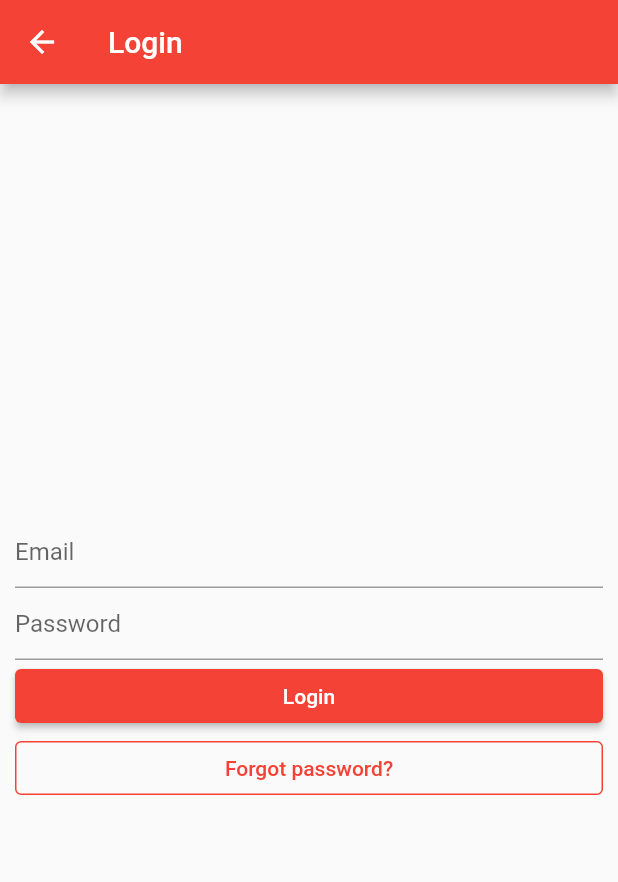
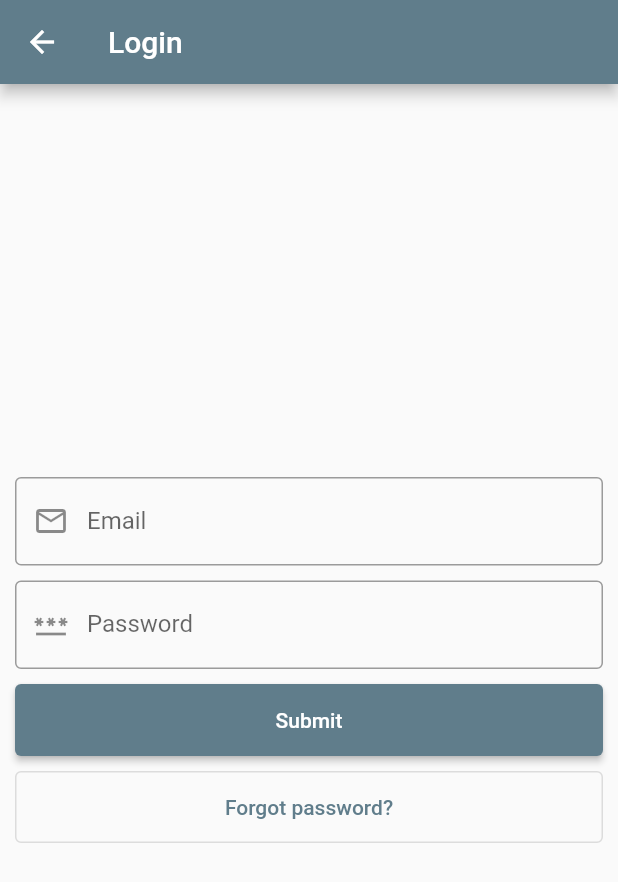
Before and after one commit to wajeht/powerlifting-attempt-selection-calculator-flutter, a Flutter app: the screen it shows after launch, after a tap on "Login or Register", on a phone screen of 412 x 824 dp. Shown: the top 882 px of the screen. Run offline on Flutter 3.47's test engine with Material 2 defaults, Android fonts, the phone set to English and light mode, and no system bars; our stand-ins replace go_router.

Commit message:
feat: changed all the btn height

```diff
--- a/lib/main.dart
+++ b/lib/main.dart
@@ -14,7 +14,7 @@ class MyApp extends StatelessWidget {
     return MaterialApp.router(
       title: 'Powerlifting Attempt Selection Calculator',
       theme: ThemeData(
-        primarySwatch: Colors.red,
+        primarySwatch: Colors.blueGrey,
       ),
       // routerConfig: routes,
       debugShowCheckedModeBanner: false,
--- a/lib/screens/auth/forgot_password_screen.dart
+++ b/lib/screens/auth/forgot_password_screen.dart
@@ -21,14 +21,24 @@ class _ForgotPasswordScreenState extends State<ForgotPasswordScreen> {
           children: [
             TextFormField(
               decoration: const InputDecoration(
-                border: UnderlineInputBorder(),
-                hintText: 'Email',
+                labelText: "Email",
+                hintText: 'email@domain.com',
+                border: OutlineInputBorder(),
+                prefixIcon: Icon(
+                  Icons.email_outlined,
+                ),
               ),
+            ),
+            const SizedBox(
+              height: 10,
             ),
             SizedBox(
               width: double.infinity,
               child: ElevatedButton(
-                child: const Text('Login'),
+                style: ElevatedButton.styleFrom(
+                  minimumSize: const Size(100, 48),
+                ),
+                child: const Text('Submit'),
                 onPressed: () {},
               ),
             ),
--- a/lib/screens/auth/login_screen.dart
+++ b/lib/screens/auth/login_screen.dart
@@ -22,28 +22,44 @@ class _LoginScreenState extends State<LoginScreen> {
           children: [
             TextFormField(
               decoration: const InputDecoration(
-                border: UnderlineInputBorder(),
-                hintText: 'Email',
+                labelText: "Email",
+                hintText: 'email@domain.com',
+                border: OutlineInputBorder(),
+                prefixIcon: Icon(
+                  Icons.email_outlined,
+                ),
               ),
+            ),
+            const SizedBox(
+              height: 10,
             ),
             TextFormField(
               decoration: const InputDecoration(
-                border: UnderlineInputBorder(),
-                hintText: 'Password',
+                labelText: "Password",
+                hintText: '**********',
+                border: OutlineInputBorder(),
+                prefixIcon: Icon(
+                  Icons.password_outlined,
+                ),
               ),
             ),
+            const SizedBox(height: 10),
             SizedBox(
               width: double.infinity,
               child: ElevatedButton(
-                child: const Text('Login'),
+                style: ElevatedButton.styleFrom(
+                  minimumSize: const Size(100, 48),
+                ),
+                child: const Text('Submit'),
                 onPressed: () {},
               ),
             ),
+            const SizedBox(height: 10),
             SizedBox(
               width: double.infinity,
               child: OutlinedButton(
                 style: OutlinedButton.styleFrom(
-                  side: const BorderSide(width: 1, color: Colors.red),
+                  minimumSize: const Size(100, 48),
                 ),
                 child: const Text('Forgot password?'),
                 onPressed: () => context.push('/forgot-password'),
--- a/lib/screens/welcome_screen.dart
+++ b/lib/screens/welcome_screen.dart
@@ -28,7 +28,7 @@ class _WelcomeScreenState extends State<WelcomeScreen> {
                   Container(
                     padding: const EdgeInsets.all(5),
                     decoration: BoxDecoration(
-                      color: Colors.red,
+                      color: Colors.blueGrey,
                       borderRadius: BorderRadius.circular(100),
                     ),
                     child: ClipRRect(
@@ -59,15 +59,21 @@ class _WelcomeScreenState extends State<WelcomeScreen> {
                       SizedBox(
                         width: double.infinity,
                         child: ElevatedButton(
+                          style: ElevatedButton.styleFrom(
+                            minimumSize: const Size(100, 48),
+                          ),
                           onPressed: () => context.push('/login'),
                           child: const Text('Login or Register'),
                         ),
                       ),
+                      const SizedBox(
+                        height: 10,
+                      ),
                       SizedBox(
                         width: double.infinity,
                         child: OutlinedButton(
-                          style: OutlinedButton.styleFrom(
-                            side: const BorderSide(width: 1, color: Colors.red),
+                          style: ElevatedButton.styleFrom(
+                            minimumSize: const Size(100, 48),
                           ),
                           child: const Text('Continue as Guest'),
                           onPressed: () => context.push('/attempts'),
@@ -79,8 +85,7 @@ class _WelcomeScreenState extends State<WelcomeScreen> {
                     width: double.infinity,
                     child: TextButton(
                       style: TextButton.styleFrom(
-                        foregroundColor: Colors.black,
-                        shadowColor: Colors.red,
+                        minimumSize: const Size(100, 48),
                       ),
                       onPressed: () async {
                         final Uri url =
```
Also changed, not shown: 2 other files.
